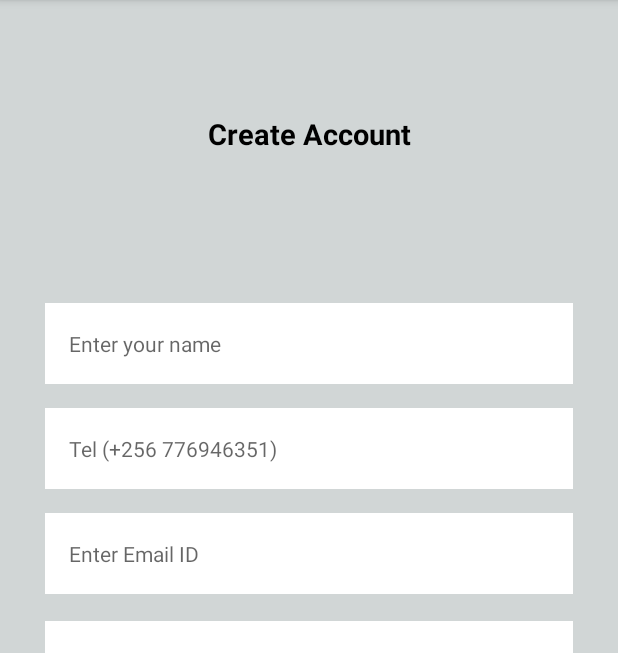
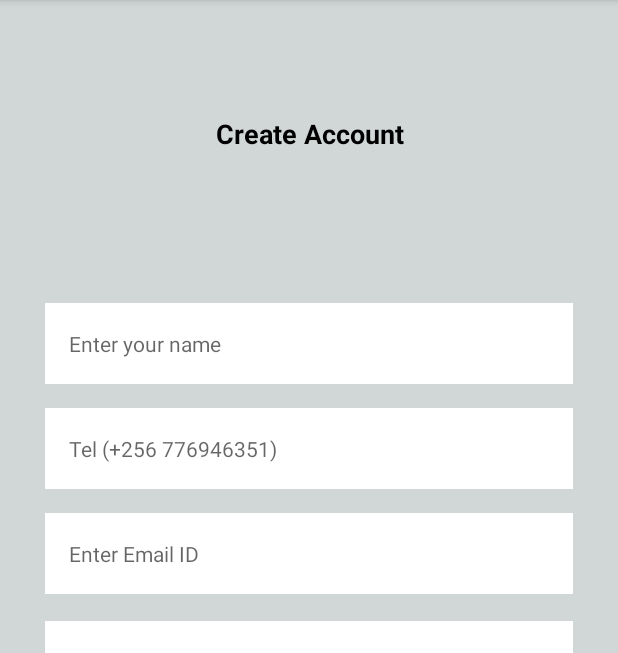
Before and after one commit to AKANYIJUKADANSON/Demo, an Android app: the screen it shows after launch (MainActivity), on a phone screen of 412 x 824 dp, the part 84-737 px from its top. Run offline under Robolectric (Android 15) with nearby library versions, the phone set to English and light mode, and no system bars; our stand-ins replace Firebase (no records; nobody signed in at launch, a user with empty details on screens opened directly).

Commit message:
change textsize of textview

```diff
--- a/app/src/main/res/layout/activity_main.xml
+++ b/app/src/main/res/layout/activity_main.xml
@@ -17,7 +17,7 @@
         android:gravity="center"
         android:text="Create Account"
         android:textColor="@color/black"
-        android:textSize="19sp"
+        android:textSize="18sp"
         android:textStyle="bold"
         app:layout_constraintEnd_toEndOf="parent"
         app:layout_constraintStart_toStartOf="parent"
```
